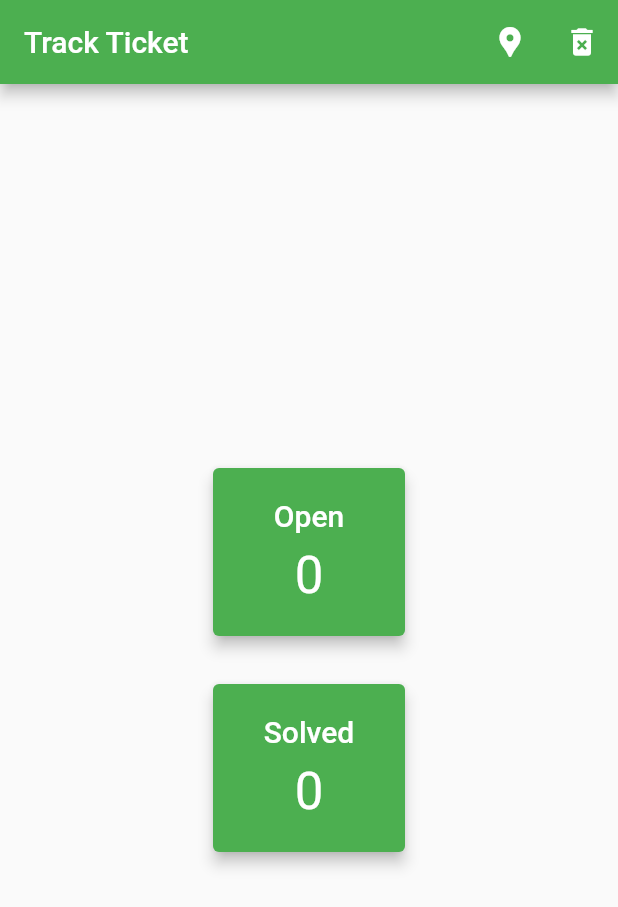
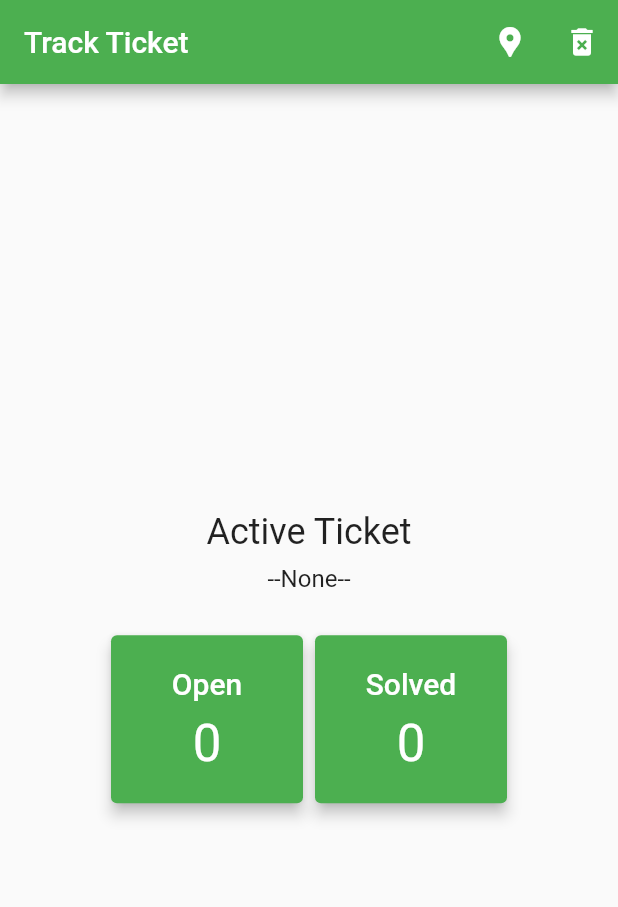
Before and after one commit to rmRizki/background_location, a Flutter app: the screen it shows after launch, on a phone screen of 412 x 824 dp. Shown: the top 907 px of the screen. Run offline on Flutter 3.47's test engine with Material 2 defaults, Android fonts, the phone set to English and light mode, and no system bars; our stand-ins replace permission_handler, shared_preferences, sqflite; missing offline and left inert: background_locator, map_launcher; accounts and stored records are empty.

Commit message:
Implement active ticket in main page

```diff
--- a/lib/pages/ticket/ticket_page.dart
+++ b/lib/pages/ticket/ticket_page.dart
@@ -2,8 +2,12 @@ import 'package:background_location/common/constant.dart';
 import 'package:background_location/data/database_helper.dart';
 import 'package:background_location/data/models/ticket.dart';
 import 'package:background_location/pages/location_log/location_log_page.dart';
+import 'package:background_location/pages/ticket/open/arrive_detail_ticket_page.dart';
+import 'package:background_location/pages/ticket/open/depart_detail_ticket_page.dart';
+import 'package:background_location/pages/ticket/open/open_detail_ticket_page.dart';
 import 'package:background_location/pages/ticket/open/open_ticket_page.dart';
 import 'package:background_location/pages/ticket/solved/solved_ticket_page.dart';
+import 'package:flutter/foundation.dart';
 import 'package:flutter/material.dart';
 
 class TicketPage extends StatefulWidget {
@@ -17,20 +21,22 @@ class _TicketPageState extends State<TicketPage> {
   final _databaseHelper = DatabaseHelper();
   int _openTicketCount = 0;
   int _solvedTicketCount = 0;
+  Ticket? _activeTicket;
 
   @override
   void initState() {
     super.initState();
-    _getCountData();
+    _getTicketData();
   }
 
-  _getCountData() async {
+  _getTicketData() async {
     final ticketMap = <String, dynamic>{};
     ticketMap['data'] = await _databaseHelper.getData(TableName.ticket);
     final tickets = TicketList.fromJson(ticketMap).data;
     setState(() {
       _openTicketCount = _getTicketCount(tickets, TicketStatus.open.name);
       _solvedTicketCount = _getTicketCount(tickets, TicketStatus.solved.name);
+      _activeTicket = _getActiveTicket(tickets);
     });
   }
 
@@ -39,6 +45,18 @@ class _TicketPageState extends State<TicketPage> {
         .where((element) => element.ticketStatus == status)
         .toList()
         .length;
+  }
+
+  Ticket? _getActiveTicket(List<Ticket>? ticketList) {
+    try {
+      return (ticketList ?? []).firstWhere(
+        (element) =>
+            element.arrivalStatus == describeEnum(ArrivalStatus.departed) ||
+            element.arrivalStatus == describeEnum(ArrivalStatus.arrived),
+      );
+    } catch (e) {
+      return null;
+    }
   }
 
   Future<bool?> _showDeleteTicketDialog(BuildContext context) async {
@@ -65,6 +83,35 @@ class _TicketPageState extends State<TicketPage> {
             ],
           );
         });
+  }
+
+  Future<void> _navigateToTicketDetail(
+    String? arrivalStatus,
+    Ticket? ticket,
+  ) async {
+    if (ticket == null) return;
+    if (arrivalStatus == describeEnum(ArrivalStatus.standby)) {
+      await Navigator.push(
+        context,
+        MaterialPageRoute(
+          builder: (context) => OpenDetailTicketPage(ticket: ticket),
+        ),
+      );
+    } else if (arrivalStatus == describeEnum(ArrivalStatus.departed)) {
+      await Navigator.push(
+        context,
+        MaterialPageRoute(
+          builder: (context) => DepartDetailTicketPage(ticket: ticket),
+        ),
+      );
+    } else if (arrivalStatus == describeEnum(ArrivalStatus.arrived)) {
+      await Navigator.push(
+        context,
+        MaterialPageRoute(
+          builder: (context) => ArriveDetailTicketPage(ticket: ticket),
+        ),
+      );
+    }
   }
 
   @override
@@ -95,7 +142,7 @@ class _TicketPageState extends State<TicketPage> {
                   ScaffoldMessenger.of(context).showSnackBar(
                     const SnackBar(content: Text('All Data Deleted')),
                   );
-                  _getCountData();
+                  _getTicketData();
                 } catch (e) {
                   ScaffoldMessenger.of(context).showSnackBar(
                     SnackBar(content: Text('$e')),
@@ -107,8 +154,46 @@ class _TicketPageState extends State<TicketPage> {
           ),
         ],
       ),
-      body: Center(
-        child: Column(
+      body: Column(
+        mainAxisAlignment: MainAxisAlignment.center,
+        children: [
+          Text(
+            'Active Ticket',
+            style: Theme.of(context).textTheme.headline5,
+          ),
+          const SizedBox(height: 8),
+          _activeTicket == null
+              ? Text(
+                  '--None--',
+                  style: Theme.of(context).textTheme.subtitle1,
+                )
+              : Card(
+                  margin: const EdgeInsets.symmetric(horizontal: 24),
+                  child: ListTile(
+                    onTap: () async {
+                      await _navigateToTicketDetail(
+                        _activeTicket?.arrivalStatus,
+                        _activeTicket,
+                      ).then(
+                        (_) => _getTicketData(),
+                      );
+                    },
+                    title: Text(
+                      _activeTicket?.title ?? '-',
+                      overflow: TextOverflow.ellipsis,
+                      style: Theme.of(context).textTheme.subtitle1?.copyWith(
+                            color: Colors.green,
+                          ),
+                    ),
+                    subtitle: Text(
+                      _activeTicket?.description ?? '-',
+                      overflow: TextOverflow.ellipsis,
+                    ),
+                    trailing: const Icon(Icons.navigate_next),
+                  ),
+                ),
+          const SizedBox(height: 24),
+          Row(
             mainAxisAlignment: MainAxisAlignment.center,
             children: [
               _buildTicketMenu(
@@ -121,7 +206,7 @@ class _TicketPageState extends State<TicketPage> {
                       builder: (context) => const OpenTicketPage(),
                     ),
                   ).then(
-                  (_) => _getCountData(),
+                    (_) => _getTicketData(),
                   );
                 },
               ),
@@ -136,12 +221,13 @@ class _TicketPageState extends State<TicketPage> {
                       builder: (context) => const SolvedTicketPage(),
                     ),
                   ).then(
-                  (_) => _getCountData(),
+                    (_) => _getTicketData(),
                   );
                 },
               ),
             ],
           ),
+        ],
       ),
     );
   }
```
Lines whose indentation alone changed are shown as unchanged.
